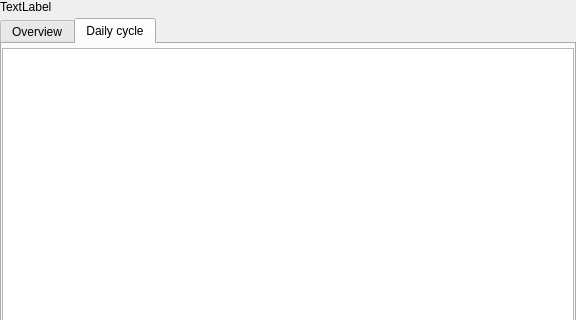
Old version of the form Viewer/ecflowUI/src/TimelineInfoWidget.ui in the repository ecmwf/ecflow; both pictures show x 0 to 576 and y 0 to 320 of the 576 by 461 pixel window.
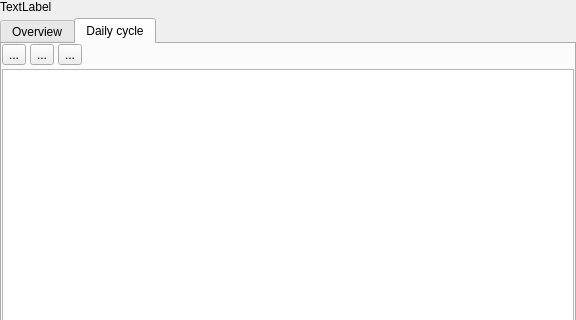
New version of the form. The open tabs and pages were chosen to show the change.

Commit message: ecFlowUI: add daily cycle view to timeline info  ECFLOW-1411

The edit to the form file:
```diff
--- a/Viewer/ecflowUI/src/TimelineInfoWidget.ui
+++ b/Viewer/ecflowUI/src/TimelineInfoWidget.ui
@@ -104,7 +104,59 @@
         <number>0</number>
        </property>
        <item>
-        <widget class="QWidget" name="dailyToolbar" native="true"/>
+        <widget class="QWidget" name="dailyToolbar" native="true">
+         <layout class="QHBoxLayout" name="horizontalLayout_2">
+          <property name="spacing">
+           <number>4</number>
+          </property>
+          <property name="leftMargin">
+           <number>0</number>
+          </property>
+          <property name="topMargin">
+           <number>0</number>
+          </property>
+          <property name="rightMargin">
+           <number>0</number>
+          </property>
+          <property name="bottomMargin">
+           <number>0</number>
+          </property>
+          <item>
+           <widget class="QToolButton" name="toolButton_3">
+            <property name="text">
+             <string>...</string>
+            </property>
+           </widget>
+          </item>
+          <item>
+           <widget class="QToolButton" name="toolButton_2">
+            <property name="text">
+             <string>...</string>
+            </property>
+           </widget>
+          </item>
+          <item>
+           <widget class="QToolButton" name="toolButton">
+            <property name="text">
+             <string>...</string>
+            </property>
+           </widget>
+          </item>
+          <item>
+           <spacer name="horizontalSpacer">
+            <property name="orientation">
+             <enum>Qt::Horizontal</enum>
+            </property>
+            <property name="sizeHint" stdset="0">
+             <size>
+              <width>40</width>
+              <height>20</height>
+             </size>
+            </property>
+           </spacer>
+          </item>
+         </layout>
+        </widget>
        </item>
        <item>
         <widget class="QTreeView" name="dailyTree"/>
```
Left out of the diff: 2 changed lines with no effect on the pictures. The commit also changes 3 other files.
